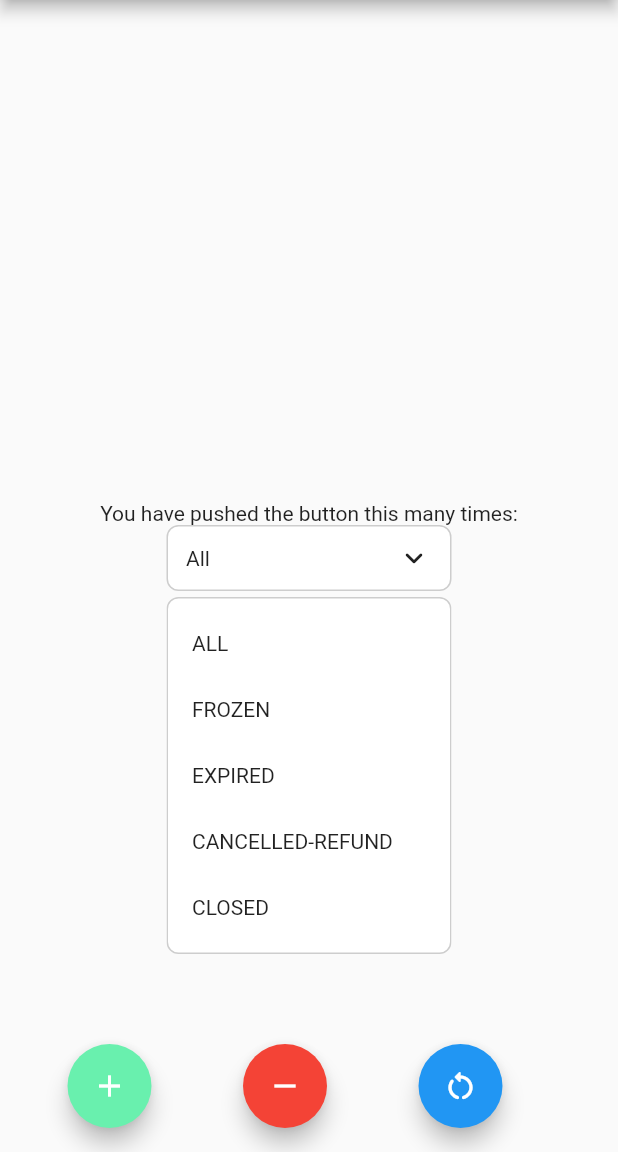
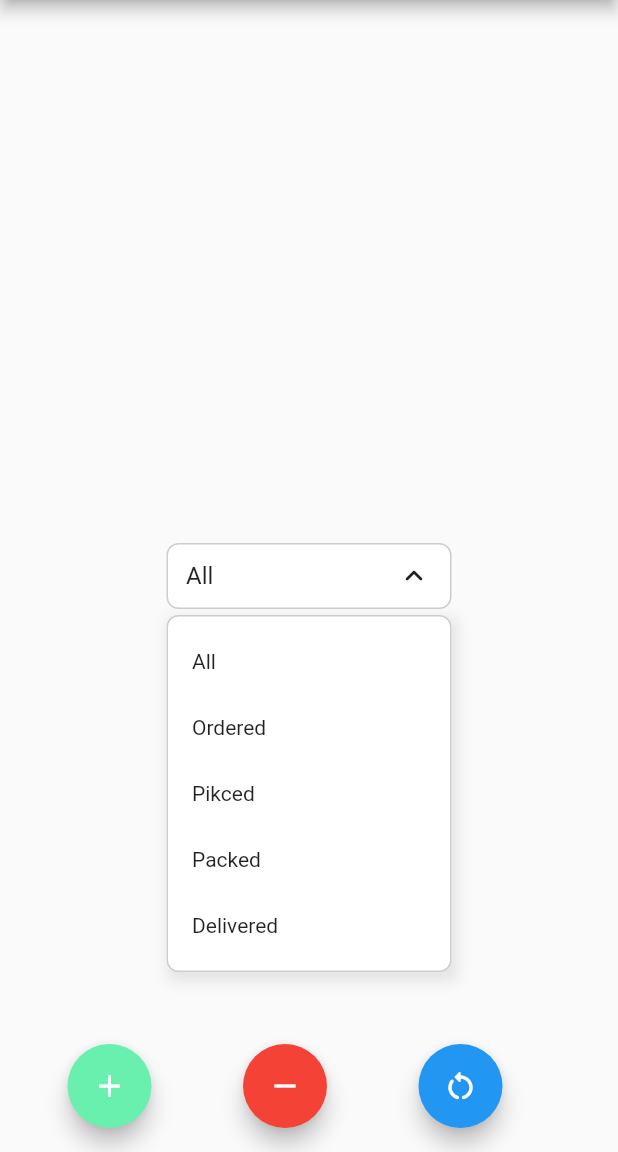
Before and after one commit to SabarishChungath/flutter_bloc_poc, a Flutter app: the screen it shows after launch, after a tap on "All", on a phone screen of 412 x 824 dp, the part 84-1236 px from its top. Run offline on Flutter 3.47's test engine with Material 2 defaults, Android fonts, the phone set to English and light mode, and no system bars; our stand-ins replace bloc, flutter_bloc.

Commit message:
code cleanup and shadows

```diff
--- a/lib/screens/home_screen.dart
+++ b/lib/screens/home_screen.dart
@@ -21,9 +21,9 @@ class MyHomePage extends StatelessWidget {
         child: Column(
           mainAxisAlignment: MainAxisAlignment.center,
           children: <Widget>[
-            const Text(
-              'You have pushed the button this many times:',
-            ),
+            // const Text(
+            //   'You have pushed the button this many times:',
+            // ),
             CustomDropDown<String>(
               value: 'All',
               onChange: (value) {
@@ -31,24 +31,24 @@ class MyHomePage extends StatelessWidget {
               },
               items: [
                 DropDownItem<String>(value: 'All'),
-                DropDownItem<String>(value: 'Frozen'),
-                DropDownItem<String>(value: 'Expired'),
-                DropDownItem<String>(value: 'Cancelled-Refund'),
-                DropDownItem<String>(value: 'Closed'),
+                DropDownItem<String>(value: 'Ordered'),
+                DropDownItem<String>(value: 'Pikced'),
+                DropDownItem<String>(value: 'Packed'),
+                DropDownItem<String>(value: 'Delivered'),
               ],
             ),
             // Selector is called when there is a change in bloc state variable.
-            BlocSelector<CounterBloc, CounterState, int>(
-              selector: (state) {
-                return state.count;
-              },
-              builder: (_, count) {
-                return Text(
-                  count.toString(),
-                  style: Theme.of(context).textTheme.headline4,
-                );
-              },
-            )
+            // BlocSelector<CounterBloc, CounterState, int>(
+            //   selector: (state) {
+            //     return state.count;
+            //   },
+            //   builder: (_, count) {
+            //     return Text(
+            //       count.toString(),
+            //       style: Theme.of(context).textTheme.headline4,
+            //     );
+            //   },
+            // )
             // builder is called when there is a change in bloc state.
             // BlocBuilder<CounterBloc, CounterState>(
             //   builder: (context, state) {
--- a/lib/widgets/custom_dropdown.dart
+++ b/lib/widgets/custom_dropdown.dart
@@ -23,6 +23,8 @@ class _CustomDropDownState extends State<CustomDropDown>
 
   late AnimationController controller;
   late Animation<Offset> offset;
+  late Animation<double> rotation;
+  late Animation<double> shadowStrength;
   // late Animation<double> scale;
   final animationDuration = const Duration(milliseconds: 300);
 
@@ -45,6 +47,23 @@ class _CustomDropDownState extends State<CustomDropDown>
             begin: const Offset(0.0, -3.0), end: const Offset(0.0, 0.0))
         .animate(
             CurvedAnimation(parent: controller, curve: Curves.fastOutSlowIn));
+    rotation = Tween<double>(begin: 0.0, end: 0.5)
+        .animate(CurvedAnimation(parent: controller, curve: Curves.easeInOut));
+    shadowStrength = TweenSequence<double>(
+      <TweenSequenceItem<double>>[
+        TweenSequenceItem<double>(
+          tween: Tween<double>(begin: 0.0, end: 0.0)
+              .chain(CurveTween(curve: Curves.ease)),
+          weight: 97.0,
+        ),
+        TweenSequenceItem<double>(
+          tween: Tween<double>(begin: 0.0, end: 0.1)
+              .chain(CurveTween(curve: Curves.ease)),
+          weight: 3.0,
+        ),
+      ],
+    ).animate(CurvedAnimation(parent: controller, curve: Curves.fastOutSlowIn));
+
     super.initState();
   }
 
@@ -58,33 +77,7 @@ class _CustomDropDownState extends State<CustomDropDown>
   Widget build(BuildContext context) {
     return GestureDetector(
       key: positionKey,
-      onTap: () {
-        if (isAnimating) {
-          return;
-        }
-
-        if (isOpen) {
-          setState(() {
-            isAnimating = true;
-          });
-          controller.reverse();
-
-          Future.delayed(animationDuration, () {
-            setState(() {
-              isAnimating = false;
-            });
-            dropdownOverlay?.remove();
-          });
-        } else {
-          getDropDownPosition();
-          dropdownOverlay = _dropdownBox();
-          Overlay.of(context)?.insert(dropdownOverlay!);
-          controller.forward();
-        }
-        setState(() {
-          isOpen = !isOpen;
-        });
-      },
+      onTap: onTapDropHeader,
       child: Container(
         width: 190,
         height: 44,
@@ -97,8 +90,14 @@ class _CustomDropDownState extends State<CustomDropDown>
         child: Row(
           mainAxisAlignment: MainAxisAlignment.spaceBetween,
           children: [
-            Text(widget.items.first.value),
-            const Icon(Icons.keyboard_arrow_down_rounded),
+            Text(
+              widget.items.first.value,
+              style: const TextStyle(fontSize: 16, fontWeight: FontWeight.w400),
+            ),
+            RotationTransition(
+              turns: rotation,
+              child: const Icon(Icons.keyboard_arrow_down_rounded),
+            ),
           ],
         ),
       ),
@@ -121,31 +120,43 @@ class _CustomDropDownState extends State<CustomDropDown>
     // log("Position:\n xPos: $xPosition\n yPos: $yPosition");
   }
 
-  OverlayEntry _dropdownBox() {
-    return OverlayEntry(builder: (context) {
-      return AnimatedBuilder(
-        animation: controller,
-        builder: (BuildContext context, Widget? child) {
-          return Positioned(
-            left: xPosition,
-            width: dWidth,
-            top: yPosition + dHeight + (isOpen ? 4 : 0),
-            child: ClipRRect(
-              child: SlideTransition(
-                position: offset,
-                child: Material(
-                  child: Container(
-                      decoration: BoxDecoration(
-                        color: Colors.white,
-                        border: Border.all(color: const Color(0XFFCDCDCD)),
-                        borderRadius: BorderRadius.circular(8.0),
-                      ),
-                      padding: const EdgeInsets.symmetric(vertical: 8),
-                      child: Column(
-                        children: [
-                          ...widget.items
-                              .map((item) => GestureDetector(
-                                    onTap: () {
+  closeDropdown() {
+    setState(() {
+      isAnimating = true;
+    });
+    controller.reverse();
+
+    Future.delayed(animationDuration, () {
+      setState(() {
+        isAnimating = false;
+      });
+      dropdownOverlay?.remove();
+    });
+  }
+
+  openDropdown() {
+    getDropDownPosition();
+    dropdownOverlay = _dropdownBox();
+    Overlay.of(context)?.insert(dropdownOverlay!);
+    controller.forward();
+  }
+
+  onTapDropHeader() {
+    if (isAnimating) {
+      return;
+    }
+
+    if (isOpen) {
+      closeDropdown();
+    } else {
+      openDropdown();
+    }
+    setState(() {
+      isOpen = !isOpen;
+    });
+  }
+
+  onTapDropItem(DropDownItem item) {
     widget.onChange(item.value);
     setState(() {
       isAnimating = true;
@@ -160,21 +171,49 @@ class _CustomDropDownState extends State<CustomDropDown>
     setState(() {
       isOpen = !isOpen;
     });
-                                    },
+  }
+
+  OverlayEntry _dropdownBox() {
+    return OverlayEntry(builder: (context) {
+      return AnimatedBuilder(
+        animation: controller,
+        builder: (BuildContext context, Widget? child) {
+          return Positioned(
+            left: xPosition,
+            width: dWidth,
+            top: yPosition + dHeight + (isOpen ? 4 : 0),
+            child: Material(
               child: Container(
-                                      alignment: Alignment.centerLeft,
-                                      color: Colors.transparent,
-                                      padding: const EdgeInsets.only(
-                                          top: 14, bottom: 14, left: 16),
-                                      child: Text(
-                                        item.value.toString().toUpperCase(),
-                                        textAlign: TextAlign.left,
+                decoration: BoxDecoration(boxShadow: [
+                  BoxShadow(
+                    color: const Color(0XFF1B1B1B)
+                        .withOpacity(shadowStrength.value),
+                    offset: const Offset(2, 4),
+                    spreadRadius: 2,
+                    blurRadius: 7.0,
+                  )
+                ]),
+                child: ClipRRect(
+                  child: SlideTransition(
+                    position: offset,
+                    child: Container(
+                        decoration: BoxDecoration(
+                          color: Colors.white,
+                          border: Border.all(color: const Color(0XFFCDCDCD)),
+                          borderRadius: BorderRadius.circular(8.0),
                         ),
-                                    ),
+                        padding: const EdgeInsets.symmetric(vertical: 8),
+                        child: Column(
+                          children: [
+                            ...widget.items
+                                .map((item) => GestureDetector(
+                                      onTap: () => onTapDropItem(item),
+                                      child: _dropItem(item),
                                     ))
                                 .toList()
                           ],
                         )),
+                  ),
                 ),
               ),
             ),
@@ -183,6 +222,22 @@ class _CustomDropDownState extends State<CustomDropDown>
       );
     });
   }
+
+  Container _dropItem(DropDownItem<dynamic> item) {
+    return Container(
+      alignment: Alignment.centerLeft,
+      color: Colors.transparent,
+      padding: const EdgeInsets.only(top: 14, bottom: 14, left: 16),
+      child: Text(
+        item.value.toString(),
+        textAlign: TextAlign.left,
+        style: const TextStyle(
+          fontSize: 14,
+          fontWeight: FontWeight.w400,
+        ),
+      ),
+    );
+  }
 }
 
 class DropDownItem<T> {
```
Lines whose indentation alone changed are shown as unchanged.
